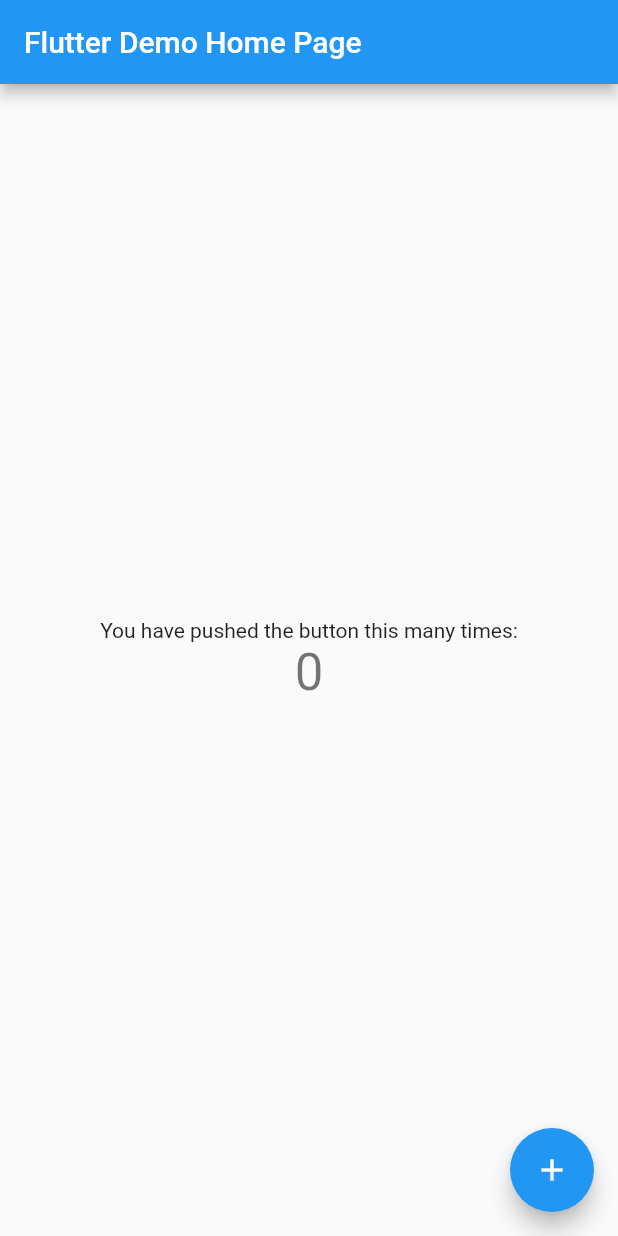
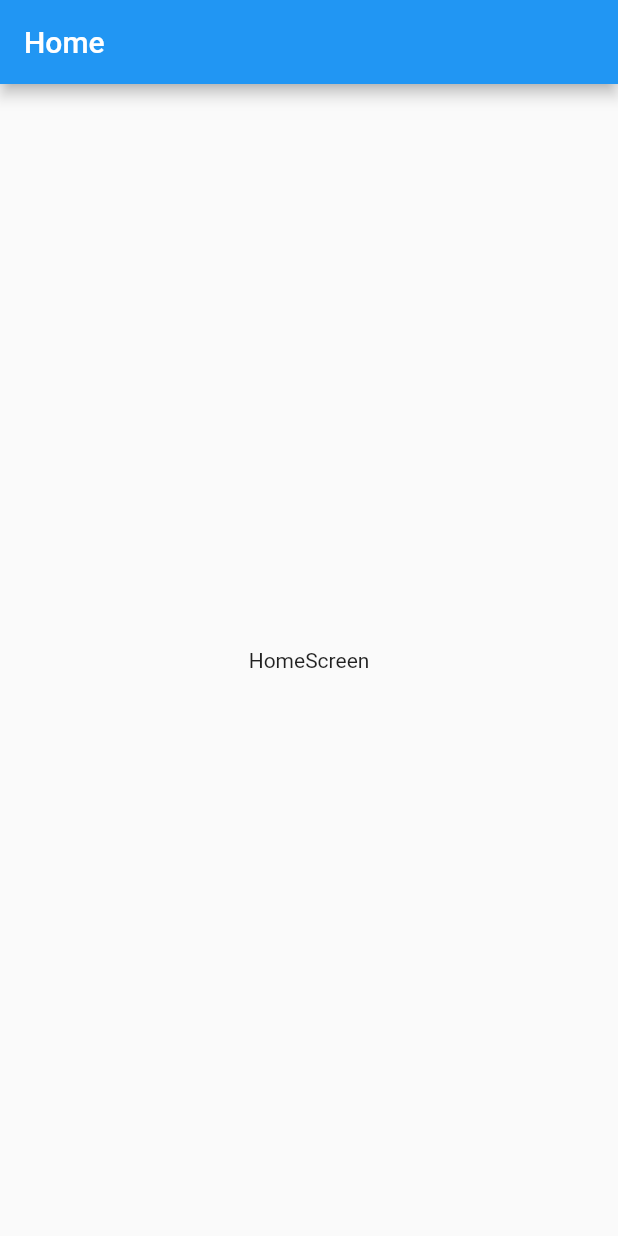
Before and after one commit to devb09/user_preferences_app, a Flutter app: the screen it shows after launch, on a phone screen of 412 x 824 dp. Run offline on Flutter 3.47's test engine with Material 2 defaults, Android fonts, the light colour scheme and no system bars.

Commit message:
home and settings pages. routes

```diff
--- a/lib/main.dart
+++ b/lib/main.dart
@@ -1,115 +1,22 @@
 import 'package:flutter/material.dart';
+import 'package:user_preferences_app/screens/home.screen.dart';
+import 'package:user_preferences_app/screens/settings.screen.dart';
 
-void main() {
-  runApp(const MyApp());
-}
+void main() => runApp(const MyApp());
 
 class MyApp extends StatelessWidget {
   const MyApp({super.key});
 
-  // This widget is the root of your application.
   @override
   Widget build(BuildContext context) {
     return MaterialApp(
-      title: 'Flutter Demo',
-      theme: ThemeData(
-        // This is the theme of your application.
-        //
-        // Try running your application with "flutter run". You'll see the
-        // application has a blue toolbar. Then, without quitting the app, try
-        // changing the primarySwatch below to Colors.green and then invoke
-        // "hot reload" (press "r" in the console where you ran "flutter run",
-        // or simply save your changes to "hot reload" in a Flutter IDE).
-        // Notice that the counter didn't reset back to zero; the application
-        // is not restarted.
-        primarySwatch: Colors.blue,
-      ),
-      home: const MyHomePage(title: 'Flutter Demo Home Page'),
+      debugShowCheckedModeBanner: false,
+      title: 'Material App',
+      initialRoute: HomeScreen.routeName,
+      routes: {
+        HomeScreen.routeName: (_) => HomeScreen(),
+        SettingsScreen.routeName: (_) => SettingsScreen(),
+      },
     );
   }
 }
-
-class MyHomePage extends StatefulWidget {
-  const MyHomePage({super.key, required this.title});
-
-  // This widget is the home page of your application. It is stateful, meaning
-  // that it has a State object (defined below) that contains fields that affect
-  // how it looks.
-
-  // This class is the configuration for the state. It holds the values (in this
-  // case the title) provided by the parent (in this case the App widget) and
-  // used by the build method of the State. Fields in a Widget subclass are
-  // always marked "final".
-
-  final String title;
-
-  @override
-  State<MyHomePage> createState() => _MyHomePageState();
-}
-
-class _MyHomePageState extends State<MyHomePage> {
-  int _counter = 0;
-
-  void _incrementCounter() {
-    setState(() {
-      // This call to setState tells the Flutter framework that something has
-      // changed in this State, which causes it to rerun the build method below
-      // so that the display can reflect the updated values. If we changed
-      // _counter without calling setState(), then the build method would not be
-      // called again, and so nothing would appear to happen.
-      _counter++;
-    });
-  }
-
-  @override
-  Widget build(BuildContext context) {
-    // This method is rerun every time setState is called, for instance as done
-    // by the _incrementCounter method above.
-    //
-    // The Flutter framework has been optimized to make rerunning build methods
-    // fast, so that you can just rebuild anything that needs updating rather
-    // than having to individually change instances of widgets.
-    return Scaffold(
-      appBar: AppBar(
-        // Here we take the value from the MyHomePage object that was created by
-        // the App.build method, and use it to set our appbar title.
-        title: Text(widget.title),
-      ),
-      body: Center(
-        // Center is a layout widget. It takes a single child and positions it
-        // in the middle of the parent.
-        child: Column(
-          // Column is also a layout widget. It takes a list of children and
-          // arranges them vertically. By default, it sizes itself to fit its
-          // children horizontally, and tries to be as tall as its parent.
-          //
-          // Invoke "debug painting" (press "p" in the console, choose the
-          // "Toggle Debug Paint" action from the Flutter Inspector in Android
-          // Studio, or the "Toggle Debug Paint" command in Visual Studio Code)
-          // to see the wireframe for each widget.
-          //
-          // Column has various properties to control how it sizes itself and
-          // how it positions its children. Here we use mainAxisAlignment to
-          // center the children vertically; the main axis here is the vertical
-          // axis because Columns are vertical (the cross axis would be
-          // horizontal).
-          mainAxisAlignment: MainAxisAlignment.center,
-          children: <Widget>[
-            const Text(
-              'You have pushed the button this many times:',
-            ),
-            Text(
-              '$_counter',
-              style: Theme.of(context).textTheme.headline4,
-            ),
-          ],
-        ),
-      ),
-      floatingActionButton: FloatingActionButton(
-        onPressed: _incrementCounter,
-        tooltip: 'Increment',
-        child: const Icon(Icons.add),
-      ), // This trailing comma makes auto-formatting nicer for build methods.
-    );
-  }
-}
--- /dev/null
+++ b/lib/screens/home.screen.dart
@@ -0,0 +1,19 @@
+import 'package:flutter/material.dart';
+
+class HomeScreen extends StatelessWidget {
+  static const String routeName = 'Home';
+
+  const HomeScreen({Key? key}) : super(key: key);
+
+  @override
+  Widget build(BuildContext context) {
+    return Scaffold(
+      appBar: AppBar(
+        title: Text('Home'),
+      ),
+      body: Center(
+        child: Text('HomeScreen'),
+      ),
+    );
+  }
+}
```
Also changed, not shown: lib/screens/settings.screen.dart (added, +20 -0 lines).
